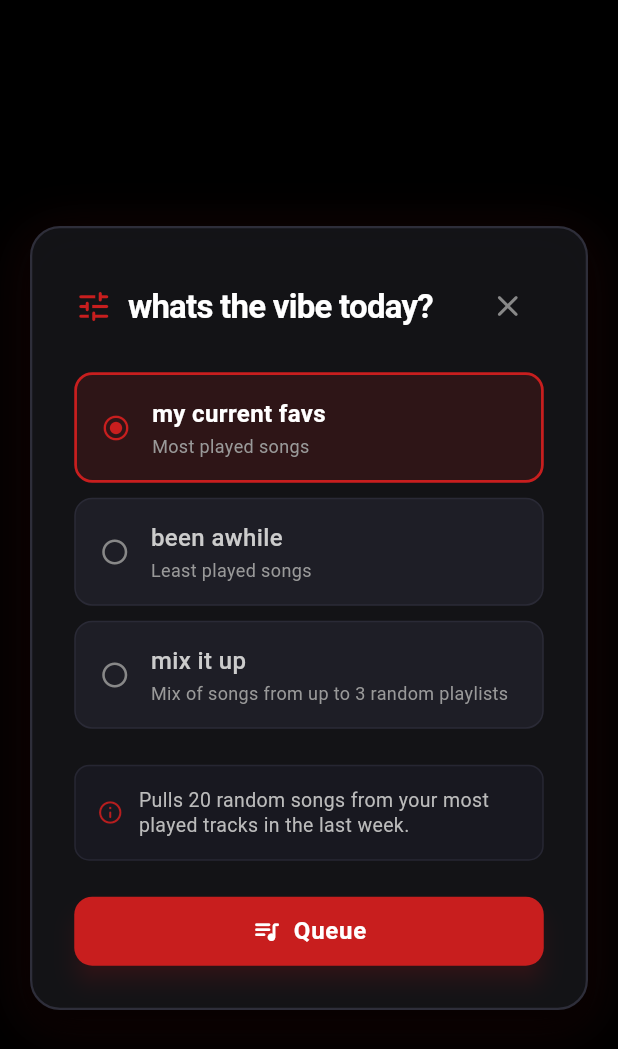
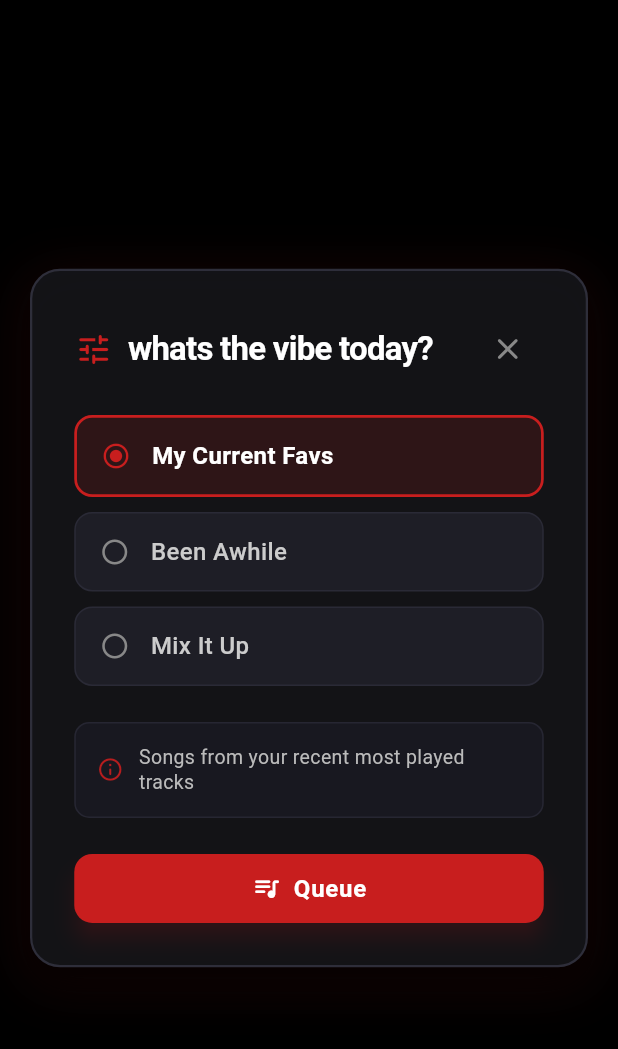
Before and after one commit to noldorsmith005/Lyre, a Flutter app: the VibeQueueModal widget shown alone on an empty page, opened directly with empty values, on a phone screen of 412 x 824 dp. Shown: the top 1049 px of the screen. Run offline on Flutter 3.47's test engine with Material 3 defaults, Android fonts, the phone set to English and light mode, and no system bars; our stand-ins replace file_picker, flutter_secure_storage, just_audio, sqflite, sqflite_common_ffi; missing offline and left inert: window_manager; accounts and stored records are empty; network calls fail; Roboto replaces fonts that are missing (Segoe UI); statements that could not run were skipped.

Commit message:
vibe queue edit

```diff
--- a/app/lib/services/vibe_queue_service.dart
+++ b/app/lib/services/vibe_queue_service.dart
@@ -12,33 +12,22 @@ extension VibeTypeExtension on VibeType {
   String get title {
     switch (this) {
       case VibeType.myCurrentFavs:
-        return 'my current favs';
+        return 'My Current Favs';
       case VibeType.beenAwhile:
-        return 'been awhile';
+        return 'Been Awhile';
       case VibeType.mixItUp:
-        return 'mix it up';
-    }
-  }
-
-  String get subtitle {
-    switch (this) {
-      case VibeType.myCurrentFavs:
-        return 'Most played songs';
-      case VibeType.beenAwhile:
-        return 'Least played songs';
-      case VibeType.mixItUp:
-        return 'Mix of songs from up to 3 random playlists';
+        return 'Mix It Up';
     }
   }
 
   String get description {
     switch (this) {
       case VibeType.myCurrentFavs:
-        return 'Pulls 20 random songs from your most played tracks in the last week.';
+        return 'Songs from your recent most played tracks';
       case VibeType.beenAwhile:
-        return 'Pulls 20 random songs from your least played or forgotten tracks.';
+        return 'Songs you haven\'t listened to in a while';
       case VibeType.mixItUp:
-        return 'Pulls 20 random songs sampled from up to 3 random playlists.';
+        return 'A mix of songs from a few of your playlists';
     }
   }
 }
--- a/app/lib/widgets/vibe_queue_modal.dart
+++ b/app/lib/widgets/vibe_queue_modal.dart
@@ -164,14 +164,6 @@ class _VibeQueueModalState extends State<VibeQueueModal> {
                                     fontWeight: isSelected ? FontWeight.bold : FontWeight.w500,
                                   ),
                                 ),
-                                const SizedBox(height: 2),
-                                Text(
-                                  vibe.subtitle,
-                                  style: const TextStyle(
-                                    color: Color(0xFF999999),
-                                    fontSize: 12,
-                                  ),
-                                ),
                               ],
                             ),
                           ),
```
Also changed, not shown: 1 other file.
